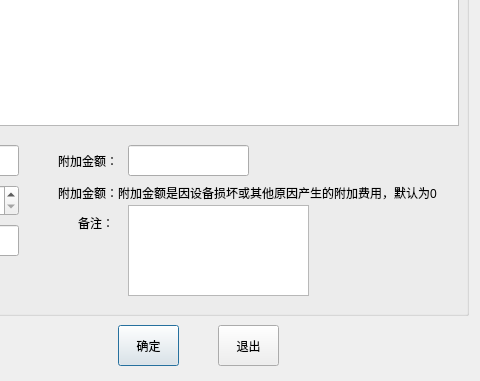
The window that src/returnwindow.ui (guanqian1994/EquipmentManagementSystem) describes before a commit, drawn with Qt 5; both pictures show x 252 to 732 and y 215 to 596 of the 732 by 596 pixel window.
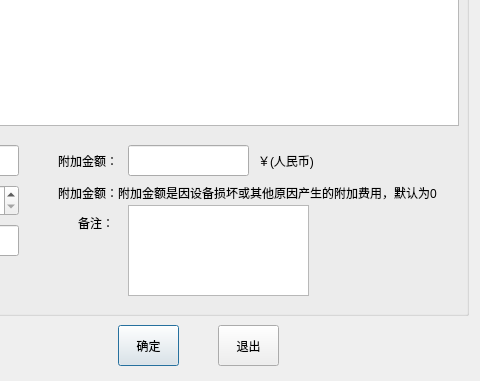
The same window after the commit.

Patch:
```diff
--- a/src/returnwindow.ui
+++ b/src/returnwindow.ui
@@ -184,6 +184,19 @@
      <string>备注：</string>
     </property>
    </widget>
+   <widget class="QLabel" name="label_9">
+    <property name="geometry">
+     <rect>
+      <x>500</x>
+      <y>350</y>
+      <width>61</width>
+      <height>31</height>
+     </rect>
+    </property>
+    <property name="text">
+     <string>￥(人民币)</string>
+    </property>
+   </widget>
   </widget>
   <widget class="QPushButton" name="ok">
    <property name="geometry">
```
